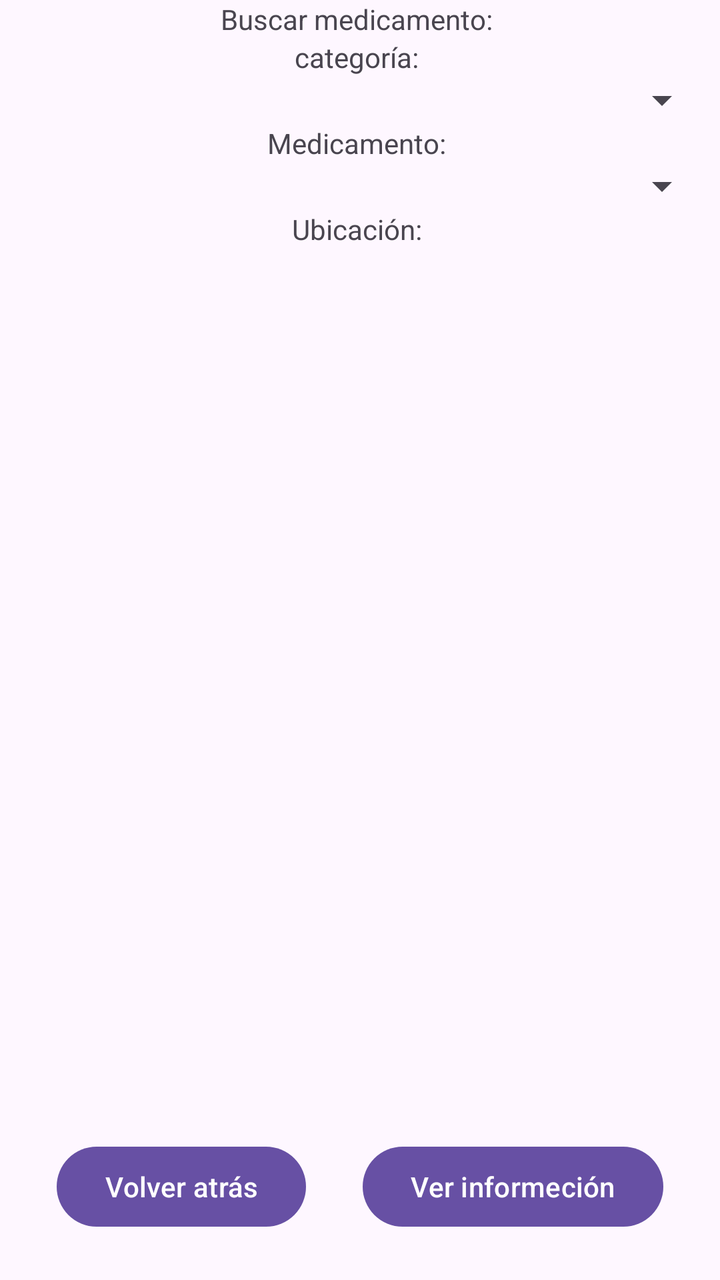
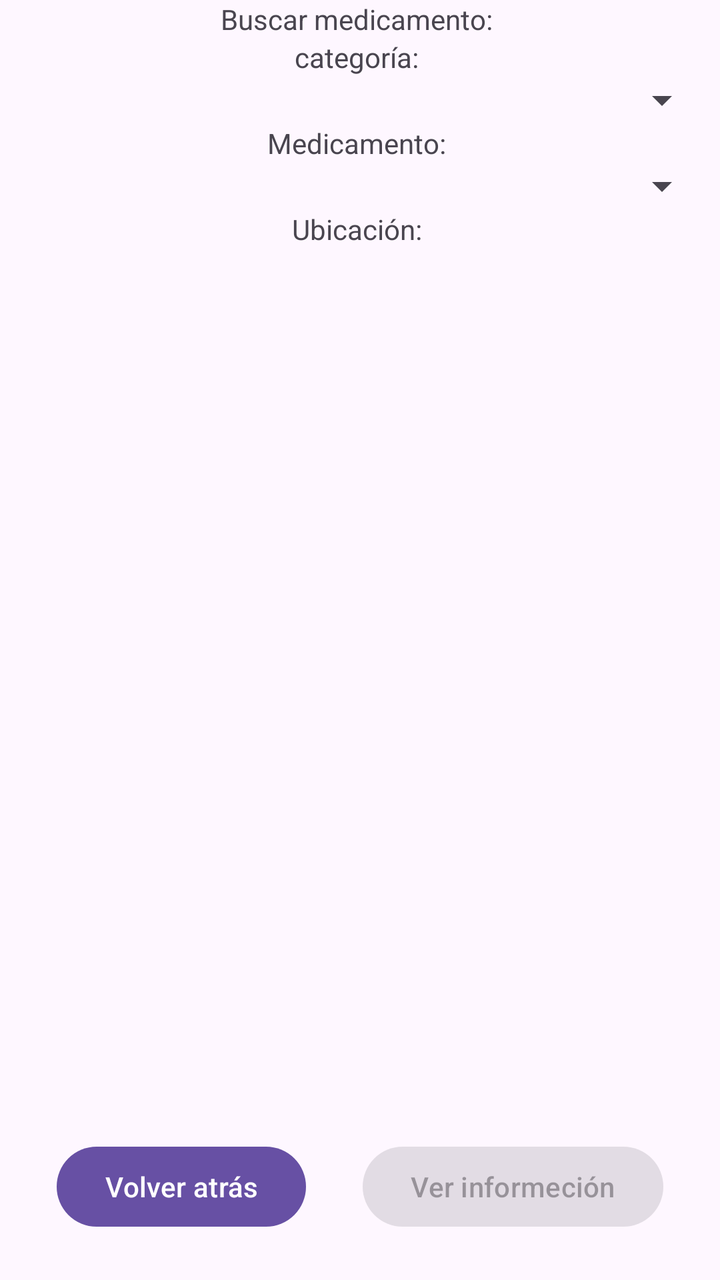

The first picture is an Android layout as it rendered before a commit; the second is the same layout after the commit. The layout source and the unified diff follow.
<!-- AndroidManifest.xml: application theme Theme.ElPastillero -->
<!-- res/layout/activity_7.xml -->
<?xml version="1.0" encoding="utf-8"?>
<androidx.constraintlayout.widget.ConstraintLayout xmlns:android="http://schemas.android.com/apk/res/android"
    xmlns:app="http://schemas.android.com/apk/res-auto"
    xmlns:tools="http://schemas.android.com/tools"
    android:id="@+id/main"
    android:layout_width="match_parent"
    android:layout_height="match_parent"
    tools:context=".Activity7">

    <TextView
        android:id="@+id/lbBuscar"
        android:layout_width="wrap_content"
        android:layout_height="wrap_content"
        android:text="Buscar medicamento: "
        app:layout_constraintTop_toTopOf="parent"
        app:layout_constraintBottom_toTopOf="@id/lbCategoria"
        app:layout_constraintStart_toStartOf="parent"
        app:layout_constraintEnd_toEndOf="parent"/>

    <TextView
        android:id="@+id/lbCategoria"
        android:layout_width="wrap_content"
        android:layout_height="wrap_content"
        android:text="categoría: "
        app:layout_constraintTop_toBottomOf="@id/lbBuscar"
        app:layout_constraintBottom_toTopOf="@id/spCategoria"
        app:layout_constraintStart_toStartOf="parent"
        app:layout_constraintEnd_toEndOf="parent"
        />

    <Spinner
        android:id="@+id/spCategoria"
        android:layout_width="350dp"
        android:layout_height="wrap_content"
        app:layout_constraintTop_toBottomOf="@id/lbCategoria"
        app:layout_constraintBottom_toTopOf="@id/lbmedicamento"
        app:layout_constraintStart_toStartOf="parent"
        app:layout_constraintEnd_toEndOf="parent"/>

    <TextView
        android:id="@+id/lbmedicamento"
        android:layout_width="wrap_content"
        android:layout_height="wrap_content"
        android:text="Medicamento: "
        app:layout_constraintTop_toBottomOf="@id/spCategoria"
        app:layout_constraintBottom_toTopOf="@id/spMedicamento"
        app:layout_constraintStart_toStartOf="parent"
        app:layout_constraintEnd_toEndOf="parent"
        />

    <Spinner
        android:id="@+id/spMedicamento"
        android:layout_width="350dp"
        android:layout_height="wrap_content"
        app:layout_constraintTop_toBottomOf="@id/lbmedicamento"
        app:layout_constraintBottom_toTopOf="@id/ubicacion"
        app:layout_constraintStart_toStartOf="parent"
        app:layout_constraintEnd_toEndOf="parent"
        />

    <TextView
        android:id="@+id/ubicacion"
        android:layout_width="wrap_content"
        android:layout_height="wrap_content"
        android:text="Ubicación: "
        app:layout_constraintTop_toBottomOf="@id/lbmedicamento"
        app:layout_constraintBottom_toTopOf="@id/lista"
        app:layout_constraintStart_toStartOf="parent"
        app:layout_constraintEnd_toEndOf="parent"
         />

    <ListView
        android:id="@+id/lista"
        android:layout_width="350dp"
        android:layout_height="400dp"
        app:layout_constraintTop_toBottomOf="@id/ubicacion"
        app:layout_constraintBottom_toTopOf="@id/btnInformacion"
        app:layout_constraintEnd_toEndOf="parent"
        app:layout_constraintStart_toStartOf="parent"
        >
     </ListView>
    <Button
        android:id="@+id/btnprincipio"
        android:layout_width="wrap_content"
        android:layout_height="wrap_content"
        android:text="Volver atrás"
        app:layout_constraintTop_toBottomOf="@id/lista"
        app:layout_constraintBottom_toBottomOf="parent"
        app:layout_constraintStart_toStartOf="parent"
        app:layout_constraintEnd_toStartOf="@id/btnInformacion"
        />

    <Button
        android:id="@+id/btnInformacion"
        android:layout_width="wrap_content"
        android:layout_height="wrap_content"
        android:text="Ver informeción"
        app:layout_constraintTop_toBottomOf="@id/lista"
        app:layout_constraintBottom_toBottomOf="parent"
        app:layout_constraintStart_toEndOf="@id/btnprincipio"
        app:layout_constraintEnd_toEndOf="parent"/>


</androidx.constraintlayout.widget.ConstraintLayout>
<!-- resources referenced by this layout -->
<resources>
  <style name="Theme.ElPastillero" parent="Base.Theme.ElPastillero" />
  <style name="Base.Theme.ElPastillero" parent="Theme.Material3.DayNight.NoActionBar">
          
          
      </style>
</resources>

<!-- the commit's change to res/layout/activity_7.xml (unified diff, before → after) -->
@@ -94,11 +94,12 @@
         android:id="@+id/btnInformacion"
         android:layout_width="wrap_content"
         android:layout_height="wrap_content"
+        android:enabled="false"
         android:text="Ver informeción"
-        app:layout_constraintTop_toBottomOf="@id/lista"
         app:layout_constraintBottom_toBottomOf="parent"
+        app:layout_constraintEnd_toEndOf="parent"
         app:layout_constraintStart_toEndOf="@id/btnprincipio"
-        app:layout_constraintEnd_toEndOf="parent"/>
+        app:layout_constraintTop_toBottomOf="@id/lista" />
 
 
 </androidx.constraintlayout.widget.ConstraintLayout>
